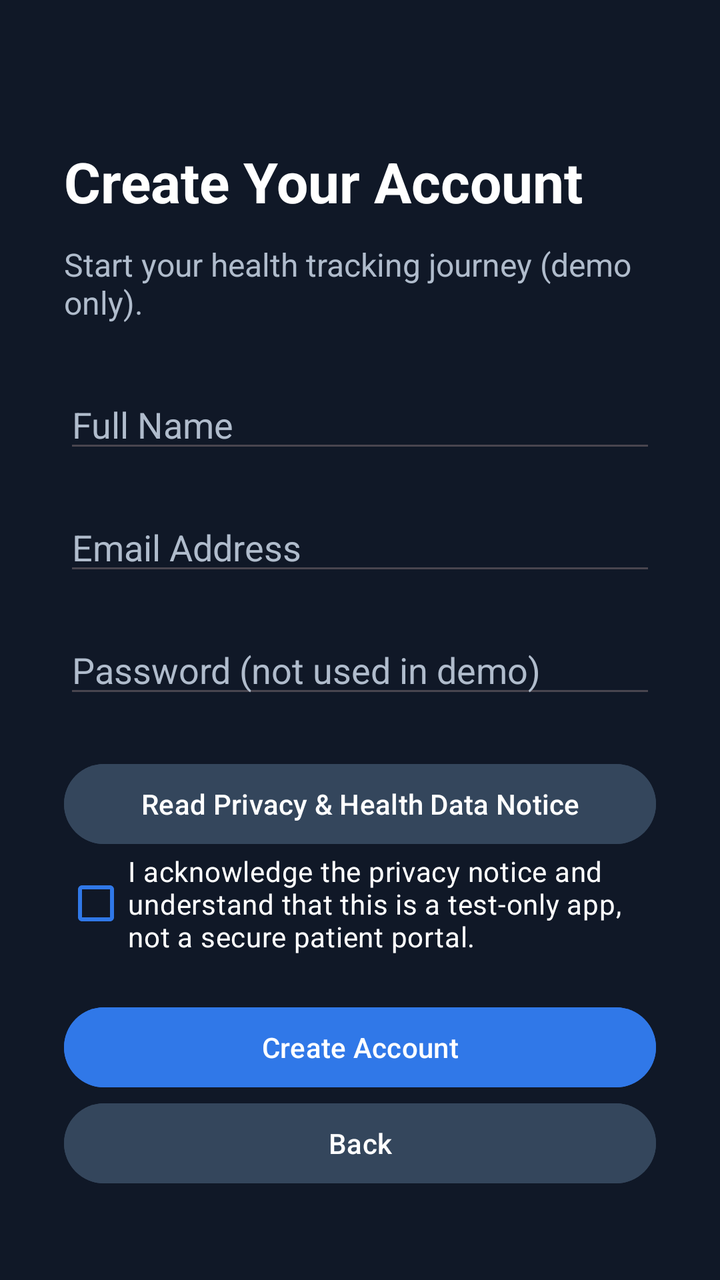
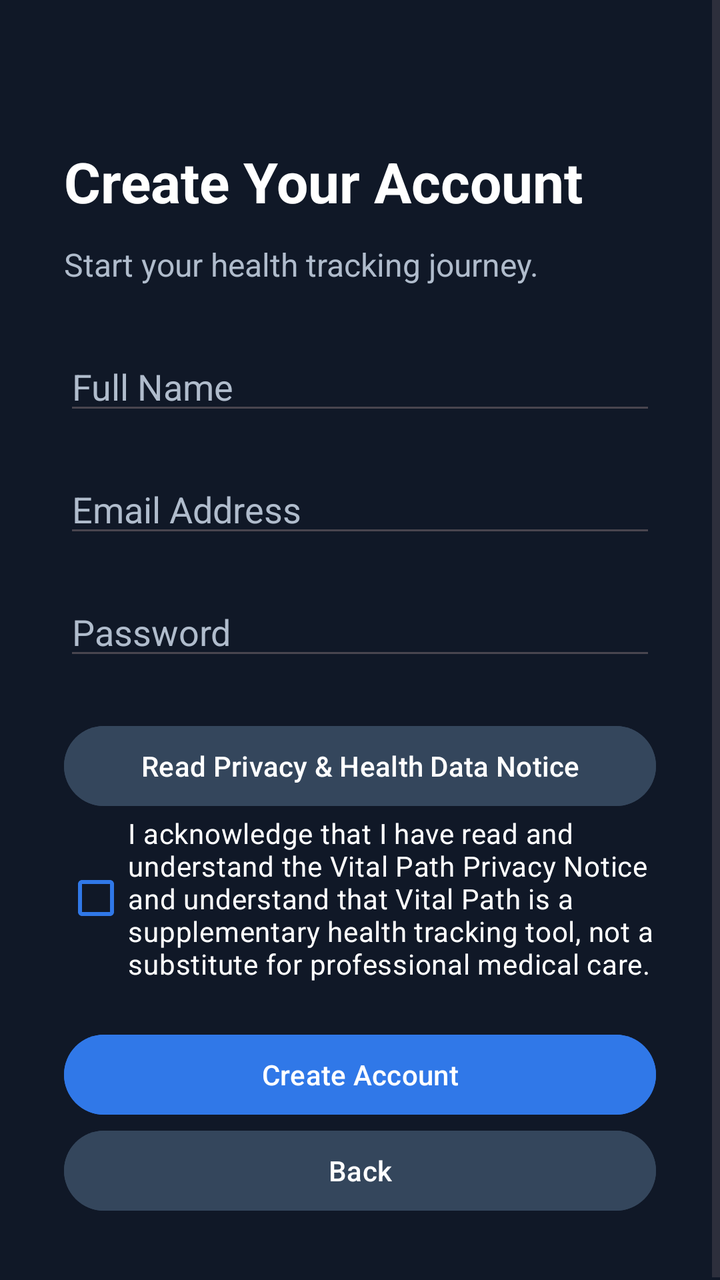

The first picture is an Android layout as it rendered before a commit; the second is the same layout after the commit. The layout source and the unified diff follow.
<!-- AndroidManifest.xml: application theme Theme.VitalPath -->
<!-- res/layout/activity_register.xml -->
<?xml version="1.0" encoding="utf-8"?>
<ScrollView xmlns:android="http://schemas.android.com/apk/res/android"
    android:layout_width="match_parent" android:layout_height="match_parent"
    android:fillViewport="true" android:background="#101827">
    <LinearLayout android:layout_width="match_parent" android:layout_height="wrap_content"
        android:orientation="vertical" android:padding="32dp">
        <TextView android:layout_width="match_parent" android:layout_height="wrap_content"
            android:text="Create Your Account" android:textSize="28sp"
            android:textStyle="bold" android:textColor="#FFFFFF" android:layout_marginTop="40dp" />
        <TextView android:layout_width="match_parent" android:layout_height="wrap_content"
            android:text="Start your health tracking journey (demo only)."
            android:textSize="16sp" android:textColor="#B0BCCC"
            android:layout_marginTop="12dp" android:layout_marginBottom="28dp" />
        <EditText android:id="@+id/etName" android:layout_width="match_parent"
            android:layout_height="wrap_content" android:hint="Full Name"
            android:inputType="textPersonName" android:autofillHints="name"
            android:singleLine="true" android:textColor="#FFFFFF" android:textColorHint="#B0BCCC" />
        <EditText android:id="@+id/etEmail" android:layout_width="match_parent"
            android:layout_height="wrap_content" android:hint="Email Address"
            android:inputType="textEmailAddress" android:autofillHints="emailAddress"
            android:singleLine="true" android:textColor="#FFFFFF" android:textColorHint="#B0BCCC"
            android:layout_marginTop="20dp" />
        <EditText android:id="@+id/etPassword" android:layout_width="match_parent"
            android:layout_height="wrap_content" android:hint="Password (not used in demo)"
            android:inputType="textPassword" android:autofillHints="newPassword"
            android:singleLine="true" android:textColor="#FFFFFF" android:textColorHint="#B0BCCC"
            android:layout_marginTop="20dp" />
        <Button android:id="@+id/btnReadPrivacy" android:layout_width="match_parent"
            android:layout_height="wrap_content" android:text="Read Privacy &amp; Health Data Notice"
            android:textColor="#FFFFFF" android:backgroundTint="#34465C"
            android:layout_marginTop="24dp" />
        <CheckBox android:id="@+id/cbPrivacyAck" android:layout_width="match_parent"
            android:layout_height="wrap_content" android:buttonTint="#3078E8"
            android:text="I acknowledge the privacy notice and understand that this is a test-only app, not a secure patient portal."
            android:textColor="#FFFFFF" />
        <Button android:id="@+id/btnContinue" android:layout_width="match_parent"
            android:layout_height="wrap_content" android:text="Create Account"
            android:textColor="#FFFFFF" android:backgroundTint="#3078E8"
            android:layout_marginTop="22dp" />
        <Button android:id="@+id/btnBack" android:layout_width="match_parent"
            android:layout_height="wrap_content" android:text="Back"
            android:textColor="#FFFFFF" android:backgroundTint="#34465C" />
    </LinearLayout>
</ScrollView>
<!-- resources referenced by this layout -->
<resources>
  <style name="Theme.VitalPath" parent="Base.Theme.VitalPath" />
  <style name="Base.Theme.VitalPath" parent="Theme.Material3.DayNight.NoActionBar">
          
          
      </style>
</resources>

<!-- the commit's change to res/layout/activity_register.xml (unified diff, before → after) -->
@@ -8,7 +8,7 @@
             android:text="Create Your Account" android:textSize="28sp"
             android:textStyle="bold" android:textColor="#FFFFFF" android:layout_marginTop="40dp" />
         <TextView android:layout_width="match_parent" android:layout_height="wrap_content"
-            android:text="Start your health tracking journey (demo only)."
+            android:text="Start your health tracking journey."
             android:textSize="16sp" android:textColor="#B0BCCC"
             android:layout_marginTop="12dp" android:layout_marginBottom="28dp" />
         <EditText android:id="@+id/etName" android:layout_width="match_parent"
@@ -21,7 +21,7 @@
             android:singleLine="true" android:textColor="#FFFFFF" android:textColorHint="#B0BCCC"
             android:layout_marginTop="20dp" />
         <EditText android:id="@+id/etPassword" android:layout_width="match_parent"
-            android:layout_height="wrap_content" android:hint="Password (not used in demo)"
+            android:layout_height="wrap_content" android:hint="Password"
             android:inputType="textPassword" android:autofillHints="newPassword"
             android:singleLine="true" android:textColor="#FFFFFF" android:textColorHint="#B0BCCC"
             android:layout_marginTop="20dp" />
@@ -31,7 +31,7 @@
             android:layout_marginTop="24dp" />
         <CheckBox android:id="@+id/cbPrivacyAck" android:layout_width="match_parent"
             android:layout_height="wrap_content" android:buttonTint="#3078E8"
-            android:text="I acknowledge the privacy notice and understand that this is a test-only app, not a secure patient portal."
+            android:text="I acknowledge that I have read and understand the Vital Path Privacy Notice and understand that Vital Path is a supplementary health tracking tool, not a substitute for professional medical care."
             android:textColor="#FFFFFF" />
         <Button android:id="@+id/btnContinue" android:layout_width="match_parent"
             android:layout_height="wrap_content" android:text="Create Account"
